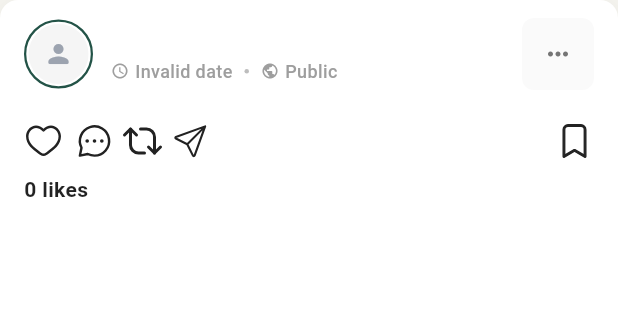
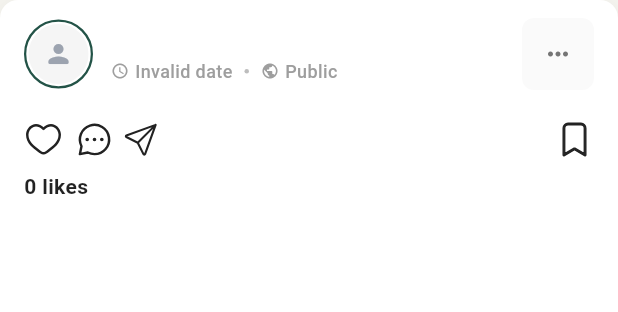
Before and after one commit to NamanGajera/Pictora_App, a Flutter app: the PostWidget widget shown alone on an empty page, opened directly with empty values, on a phone screen of 412 x 824 dp. Shown: the top 312 px of the screen. Run offline on Flutter 3.47's test engine with Material 3 defaults, Android fonts, the phone set to English and light mode, and no system bars; our stand-ins replace bloc_concurrency, cached_network_image, carousel_slider, connectivity_plus, device_info_plus, dio and 22 more; missing offline and left inert: insta_assets_picker, photo_manager, pinch_zoom_release_unzoom, video_thumbnail; accounts and stored records are empty; network calls fail.

```diff
--- a/lib/features/post/presentation/widgets/post_widget.dart
+++ b/lib/features/post/presentation/widgets/post_widget.dart
@@ -259,6 +259,7 @@ class _PostWidgetState extends State<PostWidget> with AutomaticKeepAliveClientMi
             ),
           ),
           SizedBox(width: widget.post?.commentCount != 0 ? 8 : 0),
+          if (widget.post?.userId != userId)
             GestureDetector(
               onTap: () {
                 postBloc.add(ToggleRePostEvent(
@@ -285,7 +286,7 @@ class _PostWidgetState extends State<PostWidget> with AutomaticKeepAliveClientMi
                 ],
               ),
             ),
-          SizedBox(width: widget.post?.repostCount != 0 ? 8 : 0),
+          if (widget.post?.userId != userId) SizedBox(width: widget.post?.repostCount != 0 ? 8 : 0),
           GestureDetector(
             onTap: () {},
             child: SvgPicture.asset(
```
Also changed, not shown: lib/features/post/presentation/widgets/reel_action_button_section.dart (+30 -0 lines). Lines whose indentation alone changed are shown as unchanged.
